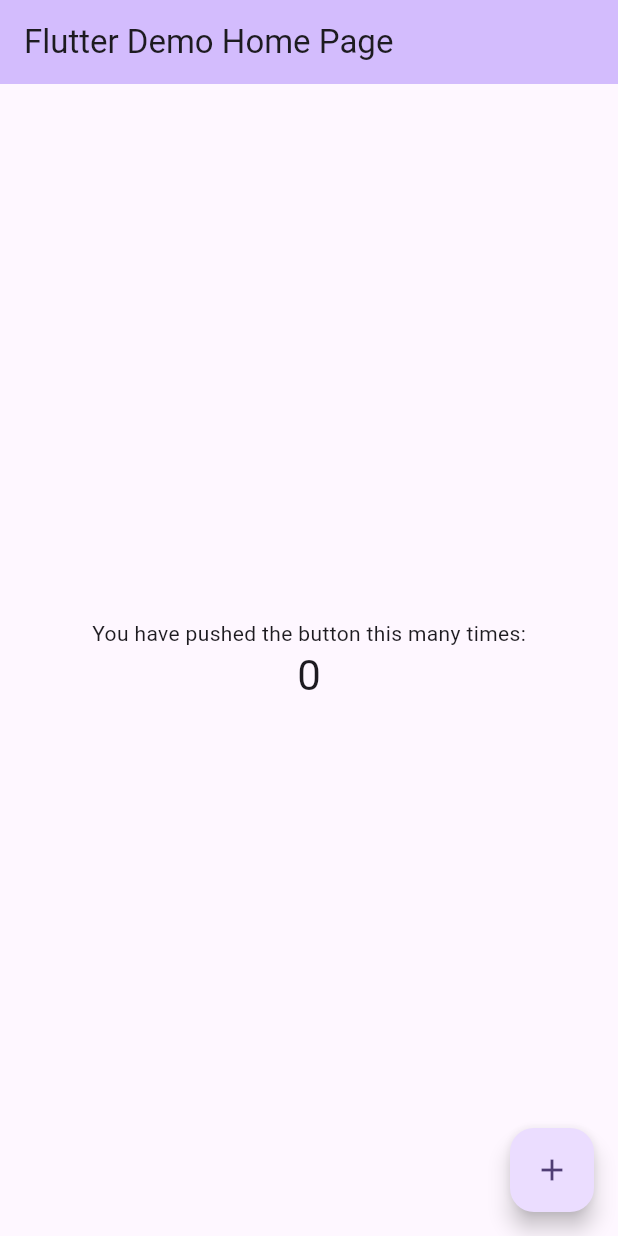
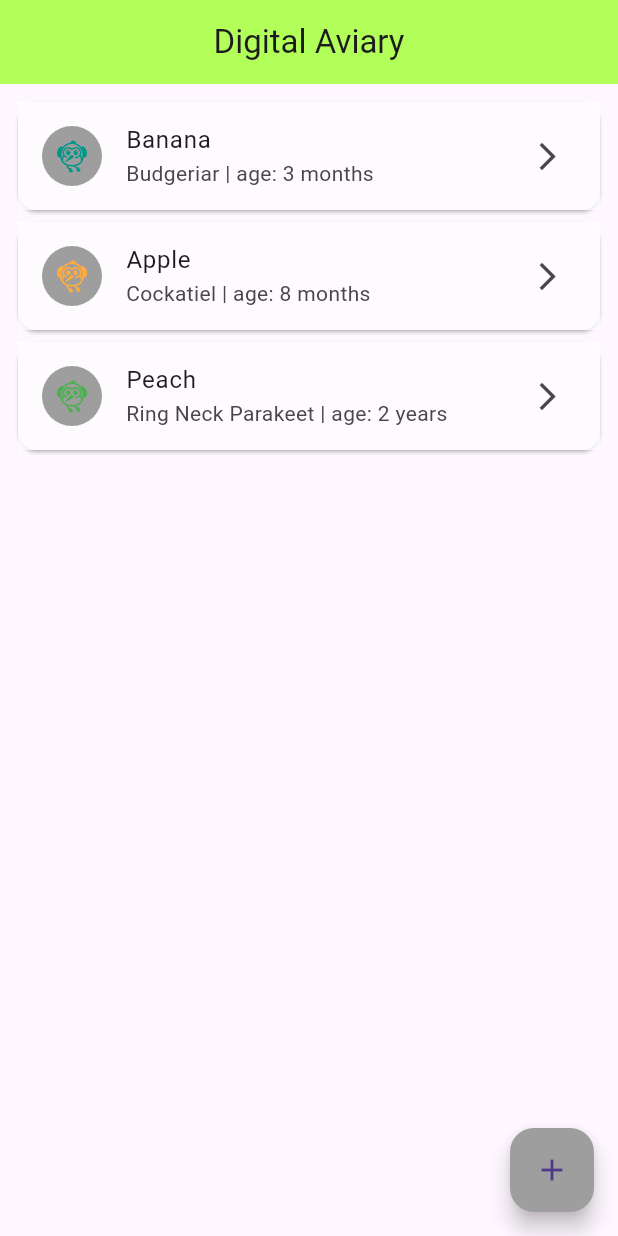
Before and after one commit to ibi-yz/featherflow, a Flutter app: the screen it shows after launch, on a phone screen of 412 x 824 dp. Run offline on Flutter 3.47's test engine with Material 3 defaults, Android fonts, the phone set to English and light mode, and no system bars.

Commit message:
feat: add home aviary screen with 3 bird tiles

```diff
--- a/lib/main.dart
+++ b/lib/main.dart
@@ -3,7 +3,7 @@ import 'package:flutter/material.dart';
 void main() {
   runApp(const MyApp());
 }
-
+//stateless widget ibi, this is main thingy which contains materialapp which is concrete base
 class MyApp extends StatelessWidget {
   const MyApp({super.key});
 
@@ -11,111 +11,68 @@ class MyApp extends StatelessWidget {
   @override
   Widget build(BuildContext context) {
     return MaterialApp(
-      title: 'Flutter Demo',
-      theme: ThemeData(
-        // This is the theme of your application.
-        //
-        // TRY THIS: Try running your application with "flutter run". You'll see
-        // the application has a purple toolbar. Then, without quitting the app,
-        // try changing the seedColor in the colorScheme below to Colors.green
-        // and then invoke "hot reload" (save your changes or press the "hot
-        // reload" button in a Flutter-supported IDE, or press "r" if you used
-        // the command line to start the app).
-        //
-        // Notice that the counter didn't reset back to zero; the application
-        // state is not lost during the reload. To reset the state, use hot
-        // restart instead.
-        //
-        // This works for code too, not just values: Most code changes can be
-        // tested with just a hot reload.
-        colorScheme: .fromSeed(seedColor: Colors.deepPurple),
-      ),
-      home: const MyHomePage(title: 'Flutter Demo Home Page'),
+       debugShowCheckedModeBanner: false,
+       home: AviaryScreen(),
     );
   }
 }
 
-class MyHomePage extends StatefulWidget {
-  const MyHomePage({super.key, required this.title});
-
-  // This widget is the home page of your application. It is stateful, meaning
-  // that it has a State object (defined below) that contains fields that affect
-  // how it looks.
-
-  // This class is the configuration for the state. It holds the values (in this
-  // case the title) provided by the parent (in this case the App widget) and
-  // used by the build method of the State. Fields in a Widget subclass are
-  // always marked "final".
-
-  final String title;
-
-  @override
-  State<MyHomePage> createState() => _MyHomePageState();
-}
-
-class _MyHomePageState extends State<MyHomePage> {
-  int _counter = 0;
-
-  void _incrementCounter() {
-    setState(() {
-      // This call to setState tells the Flutter framework that something has
-      // changed in this State, which causes it to rerun the build method below
-      // so that the display can reflect the updated values. If we changed
-      // _counter without calling setState(), then the build method would not be
-      // called again, and so nothing would appear to happen.
-      _counter++;
-    });
-  }
+class AviaryScreen extends StatelessWidget {
+  const AviaryScreen({super.key});
 
   @override
   Widget build(BuildContext context) {
-    // This method is rerun every time setState is called, for instance as done
-    // by the _incrementCounter method above.
-    //
-    // The Flutter framework has been optimized to make rerunning build methods
-    // fast, so that you can just rebuild anything that needs updating rather
-    // than having to individually change instances of widgets.
     return Scaffold(
       appBar: AppBar(
-        // TRY THIS: Try changing the color here to a specific color (to
-        // Colors.amber, perhaps?) and trigger a hot reload to see the AppBar
-        // change color while the other colors stay the same.
-        backgroundColor: Theme.of(context).colorScheme.inversePrimary,
-        // Here we take the value from the MyHomePage object that was created by
-        // the App.build method, and use it to set our appbar title.
-        title: Text(widget.title),
+        title: Text('Digital Aviary'),
+        centerTitle: true,
+        backgroundColor: Colors.lightGreenAccent,
       ),
-      body: Center(
-        // Center is a layout widget. It takes a single child and positions it
-        // in the middle of the parent.
-        child: Column(
-          // Column is also a layout widget. It takes a list of children and
-          // arranges them vertically. By default, it sizes itself to fit its
-          // children horizontally, and tries to be as tall as its parent.
-          //
-          // Column has various properties to control how it sizes itself and
-          // how it positions its children. Here we use mainAxisAlignment to
-          // center the children vertically; the main axis here is the vertical
-          // axis because Columns are vertical (the cross axis would be
-          // horizontal).
-          //
-          // TRY THIS: Invoke "debug painting" (choose the "Toggle Debug Paint"
-          // action in the IDE, or press "p" in the console), to see the
-          // wireframe for each widget.
-          mainAxisAlignment: .center,
-          children: [
-            const Text('You have pushed the button this many times:'),
-            Text(
-              '$_counter',
-              style: Theme.of(context).textTheme.headlineMedium,
+      body: ListView(
+        padding: EdgeInsets.all(8),
+        children: [
+          Card(
+            child: ListTile(
+              leading: CircleAvatar(
+                backgroundColor: Colors.grey,
+                child: Icon(Icons.flutter_dash,color: Colors.teal,),
+              ),
+              tileColor: Colors.white70,
+              title: Text('Banana'),
+              subtitle: Text('Budgeriar | age: 3 months'),
+              trailing: Icon(Icons.arrow_forward_ios, size: 22),
             ),
-          ],
-        ),
+          ),
+           Card(
+            child: ListTile(
+              leading: CircleAvatar(
+                backgroundColor: Colors.grey,
+                child: Icon(Icons.flutter_dash,color: Colors.orangeAccent,),
+              ),
+              tileColor: Colors.white70,
+              title: Text('Apple'),
+              subtitle: Text('Cockatiel | age: 8 months'),
+              trailing: Icon(Icons.arrow_forward_ios, size: 22),
+            ),
+          ),
+           Card(
+            child: ListTile(
+              leading: CircleAvatar(
+                backgroundColor: Colors.grey,
+                child: Icon(Icons.flutter_dash,color: Colors.green,),
+              ),
+              tileColor: Colors.white70,
+              title: Text('Peach'),
+              subtitle: Text('Ring Neck Parakeet | age: 2 years'),
+              trailing: Icon(Icons.arrow_forward_ios, size: 22),
+            ),
+          ),
+        ],
       ),
       floatingActionButton: FloatingActionButton(
-        onPressed: _incrementCounter,
-        tooltip: 'Increment',
-        child: const Icon(Icons.add),
+        onPressed: () => Text('button working '),
+        backgroundColor: Colors.grey,
+        child: Icon(Icons.add),
       ),
     );
   }
```
Also changed, not shown: 1 other file.
